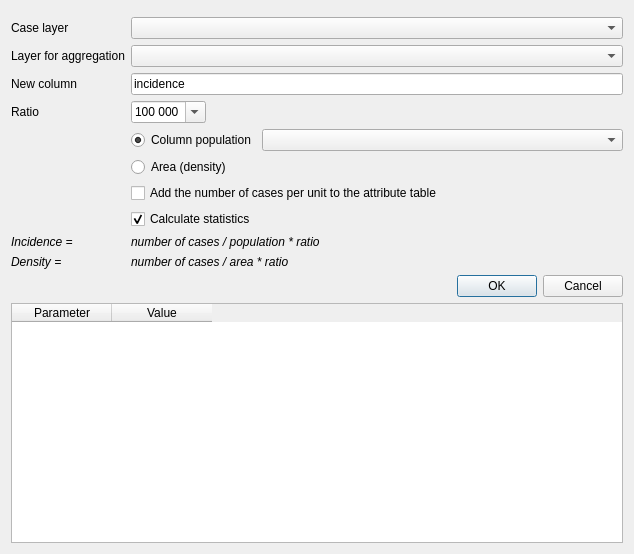
Gustry/GeoHealth, file ui/incidence.ui: the form before one commit.
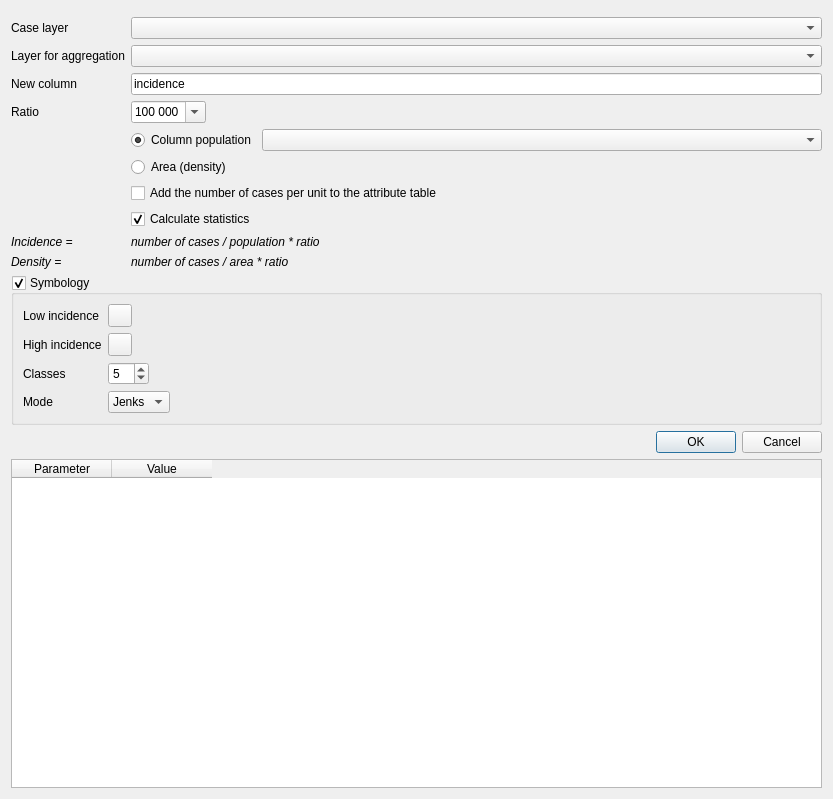
The form after the commit. Custom widgets are drawn as their Qt base class.

Patch:
```diff
--- a/ui/incidence.ui
+++ b/ui/incidence.ui
@@ -6,8 +6,8 @@
    <rect>
     <x>0</x>
     <y>0</y>
-    <width>634</width>
-    <height>554</height>
+    <width>833</width>
+    <height>799</height>
    </rect>
   </property>
   <property name="windowTitle">
@@ -193,6 +193,97 @@
      </item>
     </layout>
    </item>
+   <item>
+    <widget class="QgsCollapsibleGroupBox" name="symbology">
+     <property name="title">
+      <string>Symbology</string>
+     </property>
+     <property name="checkable">
+      <bool>true</bool>
+     </property>
+     <property name="collapsed">
+      <bool>false</bool>
+     </property>
+     <layout class="QVBoxLayout" name="verticalLayout_3">
+      <item>
+       <layout class="QFormLayout" name="formLayout_2">
+        <property name="fieldGrowthPolicy">
+         <enum>QFormLayout::ExpandingFieldsGrow</enum>
+        </property>
+        <item row="0" column="0">
+         <widget class="QLabel" name="label_9">
+          <property name="text">
+           <string>Low incidence</string>
+          </property>
+         </widget>
+        </item>
+        <item row="0" column="1">
+         <widget class="QgsColorButtonV2" name="color_low_value">
+          <property name="color">
+           <color>
+            <red>241</red>
+            <green>241</green>
+            <blue>208</blue>
+           </color>
+          </property>
+         </widget>
+        </item>
+        <item row="1" column="0">
+         <widget class="QLabel" name="label_10">
+          <property name="text">
+           <string>High incidence</string>
+          </property>
+         </widget>
+        </item>
+        <item row="1" column="1">
+         <widget class="QgsColorButtonV2" name="color_high_value">
+          <property name="color">
+           <color>
+            <red>202</red>
+            <green>33</green>
+            <blue>36</blue>
+           </color>
+          </property>
+         </widget>
+        </item>
+        <item row="2" column="0">
+         <widget class="QLabel" name="label_11">
+          <property name="text">
+           <string>Classes</string>
+          </property>
+         </widget>
+        </item>
+        <item row="2" column="1">
+         <widget class="QSpinBox" name="spinBox_classes">
+          <property name="minimum">
+           <number>1</number>
+          </property>
+          <property name="value">
+           <number>5</number>
+          </property>
+         </widget>
+        </item>
+        <item row="3" column="0">
+         <widget class="QLabel" name="label_12">
+          <property name="text">
+           <string>Mode</string>
+          </property>
+         </widget>
+        </item>
+        <item row="3" column="1">
+         <widget class="QComboBox" name="cbx_mode">
+          <item>
+           <property name="text">
+            <string>Jenks</string>
+           </property>
+          </item>
+         </widget>
+        </item>
+       </layout>
+      </item>
+     </layout>
+    </widget>
+   </item>
    <item>
     <widget class="QDialogButtonBox" name="button_box_ok">
      <property name="orientation">
@@ -236,6 +327,17 @@
   </layout>
  </widget>
  <customwidgets>
+  <customwidget>
+   <class>QgsCollapsibleGroupBox</class>
+   <extends>QGroupBox</extends>
+   <header>qgscollapsiblegroupbox.h</header>
+   <container>1</container>
+  </customwidget>
+  <customwidget>
+   <class>QgsColorButtonV2</class>
+   <extends>QToolButton</extends>
+   <header>qgscolorbuttonv2.h</header>
+  </customwidget>
   <customwidget>
    <class>QgsMessageBar</class>
    <extends>QWidget</extends>
```
